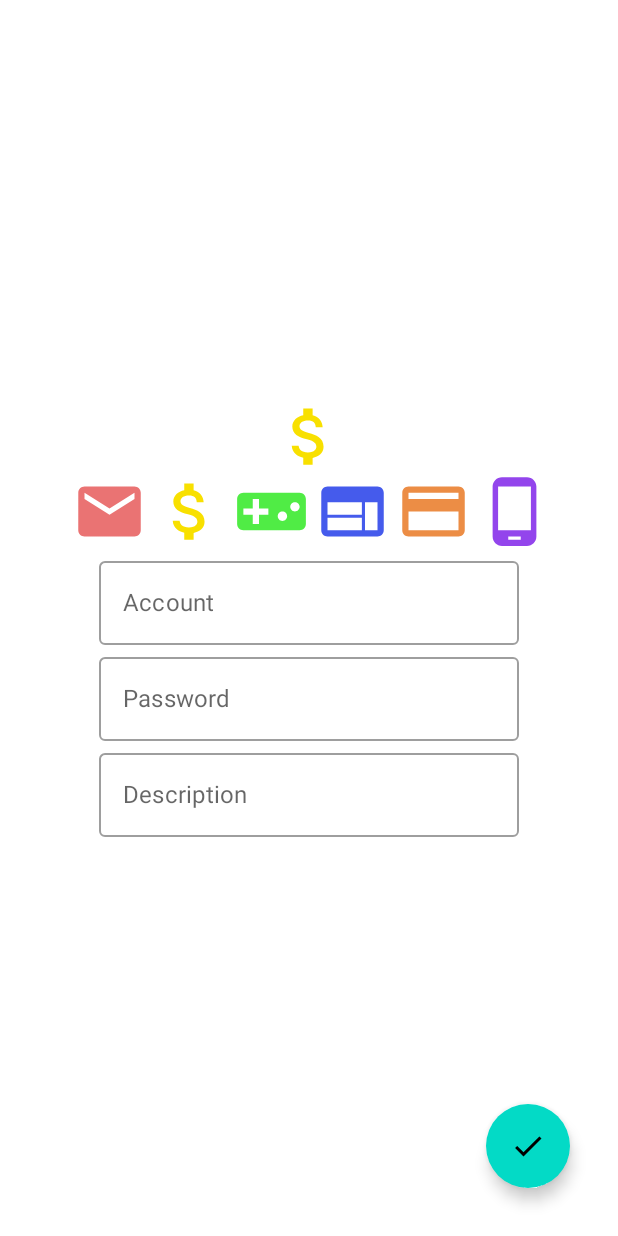
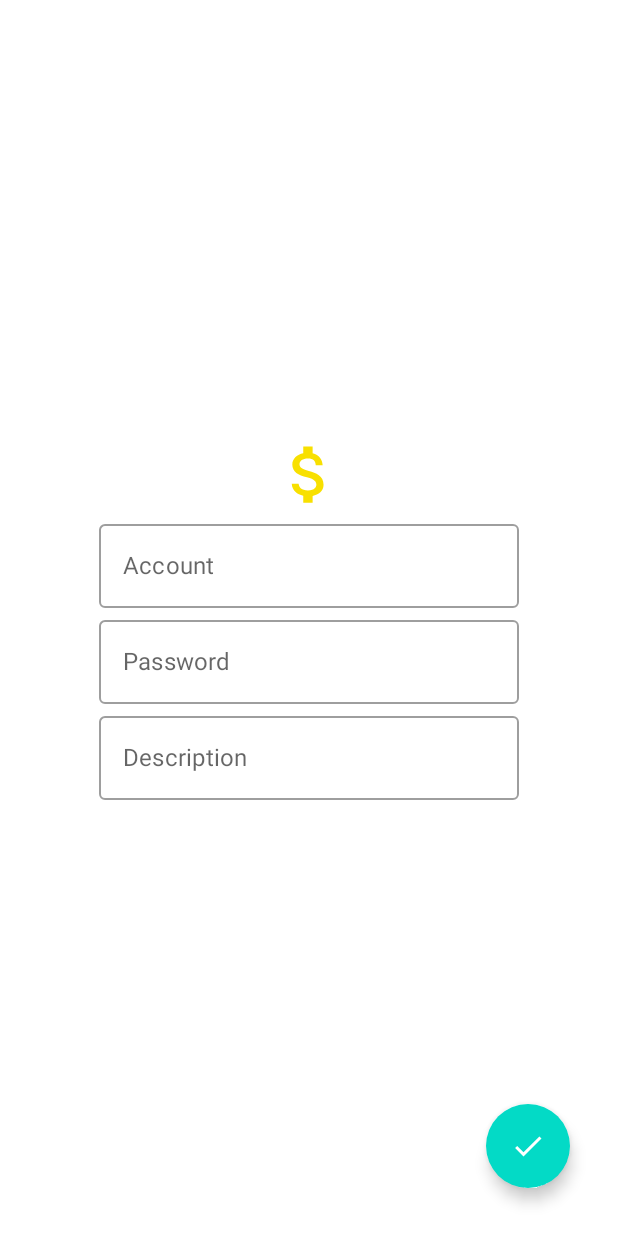
Before and after one commit to lihancoding/MyAccounts, an Android app built with Jetpack Compose: the AccountInsertScreen screen opened through its navigation route, on a phone screen of 412 x 824 dp. Run offline under Robolectric (Android 15) with nearby library versions, the phone set to English and light mode, and no system bars; our stand-ins replace Dagger/Hilt's generated code; libraries missing offline, so code that uses them is left out: com.wajahatkarim.flippable.

Commit message:
fix delete , fix flatbutton color ,

```diff
--- a/app/src/main/java/com/lihan/myaccounts/mainui/AccountInsertScreen.kt
+++ b/app/src/main/java/com/lihan/myaccounts/mainui/AccountInsertScreen.kt
@@ -15,6 +15,8 @@ import androidx.compose.material.icons.filled.Done
 import androidx.compose.runtime.*
 import androidx.compose.ui.Alignment
 import androidx.compose.ui.Modifier
+import androidx.compose.ui.graphics.Color
+import androidx.compose.ui.layout.layoutId
 import androidx.compose.ui.platform.LocalContext
 import androidx.compose.ui.res.painterResource
 import androidx.compose.ui.text.input.KeyboardType
@@ -57,6 +59,9 @@ fun AccountInsertScreen(
         AccountType.CreditCard,
         AccountType.Phone
     )
+    var isShow = remember {
+        mutableStateOf(false)
+    }
     Scaffold(
         modifier = Modifier.fillMaxSize(),
         floatingActionButton = {
@@ -77,7 +82,7 @@ fun AccountInsertScreen(
                         navController.popBackStack()
                     }
                 }) {
-                Icon(Icons.Filled.Done,"")
+                Icon(Icons.Filled.Done,"", tint = Color.White)
             }
         }
     ) {
@@ -86,16 +91,12 @@ fun AccountInsertScreen(
             verticalArrangement = Arrangement.Center,
             horizontalAlignment = Alignment.CenterHorizontally
         ) {
-            Image(
-                painter = painterResource(id = accountIcon),
-                contentDescription = "",
-                modifier = Modifier.size(50.dp)
-                )
-            Spacer(modifier = Modifier.width(spacerWidth))
+
                 Box(
                     modifier = Modifier.fillMaxWidth(),
                     contentAlignment = Alignment.Center
                 ){
+                    if (isShow.value){
                     LazyRow{
                         items(typelist){ type->
                             Spacer(modifier = Modifier.width(4.dp))
@@ -104,14 +105,25 @@ fun AccountInsertScreen(
                                 contentDescription = type.toString(),
                                 modifier = Modifier
                                     .size(50.dp)
+                                    .padding(8.dp)
                                     .clickable {
                                         accountIcon = type.type
                                     }
                             )
                         }
                     }
-
                 }
+            }
+            Spacer(modifier = Modifier.width(spacerWidth))
+            Image(
+                painter = painterResource(id = accountIcon),
+                contentDescription = "",
+                modifier = Modifier
+                    .size(50.dp)
+                    .clickable {
+                        isShow.value = !isShow.value
+                    }
+            )
 
             Spacer(modifier = Modifier.width(spacerWidth))
             OutlinedTextField(
--- a/app/src/main/java/com/lihan/myaccounts/mainui/AccountListScreen.kt
+++ b/app/src/main/java/com/lihan/myaccounts/mainui/AccountListScreen.kt
@@ -1,6 +1,7 @@
 package com.lihan.myaccounts.mainui
 
 import android.util.Log
+import android.widget.Toast
 import androidx.compose.foundation.Image
 import androidx.compose.foundation.background
 import androidx.compose.foundation.clickable
@@ -18,6 +19,7 @@ import androidx.compose.ui.Alignment
 import androidx.compose.ui.Modifier
 import androidx.compose.ui.graphics.Color
 import androidx.compose.ui.layout.ContentScale
+import androidx.compose.ui.platform.LocalContext
 import androidx.compose.ui.res.painterResource
 import androidx.compose.ui.text.font.FontFamily
 import androidx.compose.ui.unit.dp
@@ -44,6 +46,7 @@ fun AccountListScreen(
     navController: NavHostController,
     viewModel: AccountViewModel = hiltViewModel()
 ) {
+    val context = LocalContext.current
     var data by remember {
         mutableStateOf(listOf<Account>())
     }
@@ -52,11 +55,8 @@ fun AccountListScreen(
         viewModel.accounts.collect {
             when(it){
                 is Resource.Loading->{}
-                is Resource.Success->{
-                    data = it.data
-                    Log.d("TAG", "AccountListScreen: ${it.data}")
-                }
-                is Resource.Fail->{}
+                is Resource.Success->{ data = it.data }
+                is Resource.Fail->{ data = it.data }
             }
         }
     })
@@ -72,7 +72,7 @@ fun AccountListScreen(
                 onClick = {
                     navController.navigate(Screen.AccountInsertScreen.route)
                 }) {
-                Icon(Icons.Filled.Add,"")
+                Icon(Icons.Filled.Add,"", tint = Color.White)
             }
         }
     ) {
@@ -198,7 +198,9 @@ fun AccountItem(
                                         }
                                                     },
                                     dismissButton = {
+                                        TextButton(onClick = { showDeleteAlert.value = false }){
                                             Text(text = "Cancel")
+                                        }
                                     }
                                     )
                             }
--- a/app/src/main/java/com/lihan/myaccounts/mainui/AccountViewModel.kt
+++ b/app/src/main/java/com/lihan/myaccounts/mainui/AccountViewModel.kt
@@ -32,9 +32,7 @@ class AccountViewModel @Inject constructor(
         viewModelScope.launch {
             accountRepository.getAllAccount().collectLatest {
                 if (it.isEmpty()){
-                    _accounts.value = Resource.Fail(arrayListOf(
-                        Account(0, R.drawable.ic_baseline_web_24,"enk23r","123345","web","webside")
-                    ),"No Data")
+                    _accounts.value = Resource.Fail(arrayListOf(),"No Data")
                 }else{
                     _accounts.value = Resource.Success(it)
                 }
@@ -49,10 +47,8 @@ class AccountViewModel @Inject constructor(
     }
 
     fun deleteAccount(account: Account){
-        Log.d("TAG", "deleteAccount: $account ")
         viewModelScope.launch {
             accountRepository.delete(account)
-            getData()
         }
     }
 
```
Lines whose indentation alone changed are shown as unchanged.
